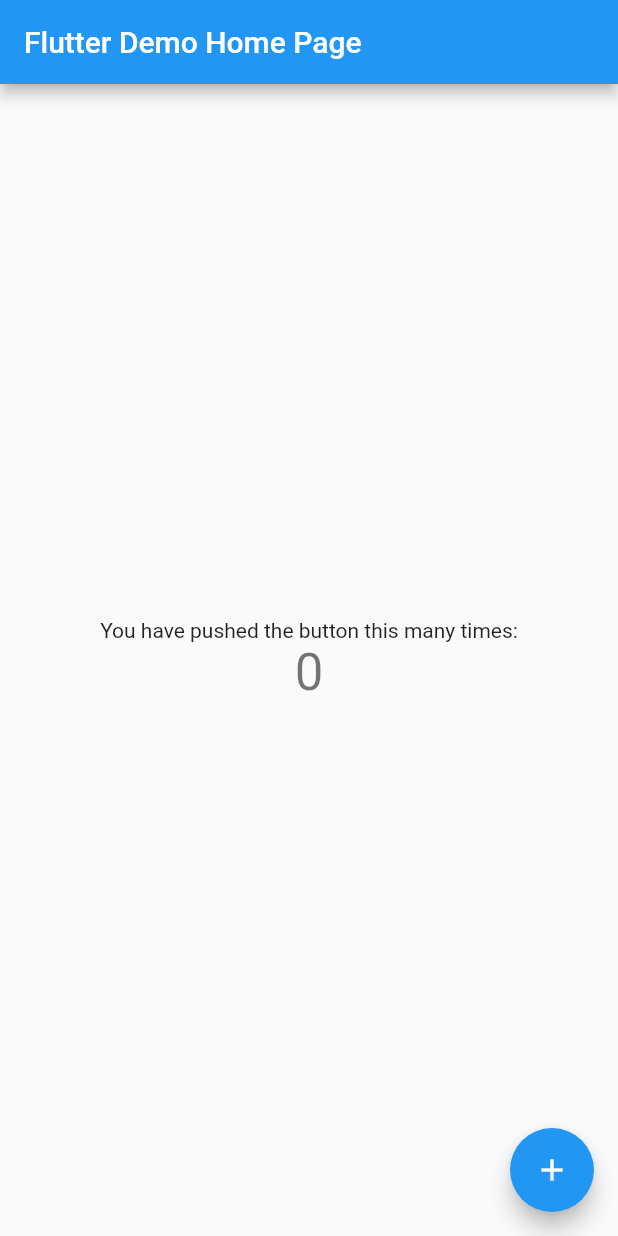
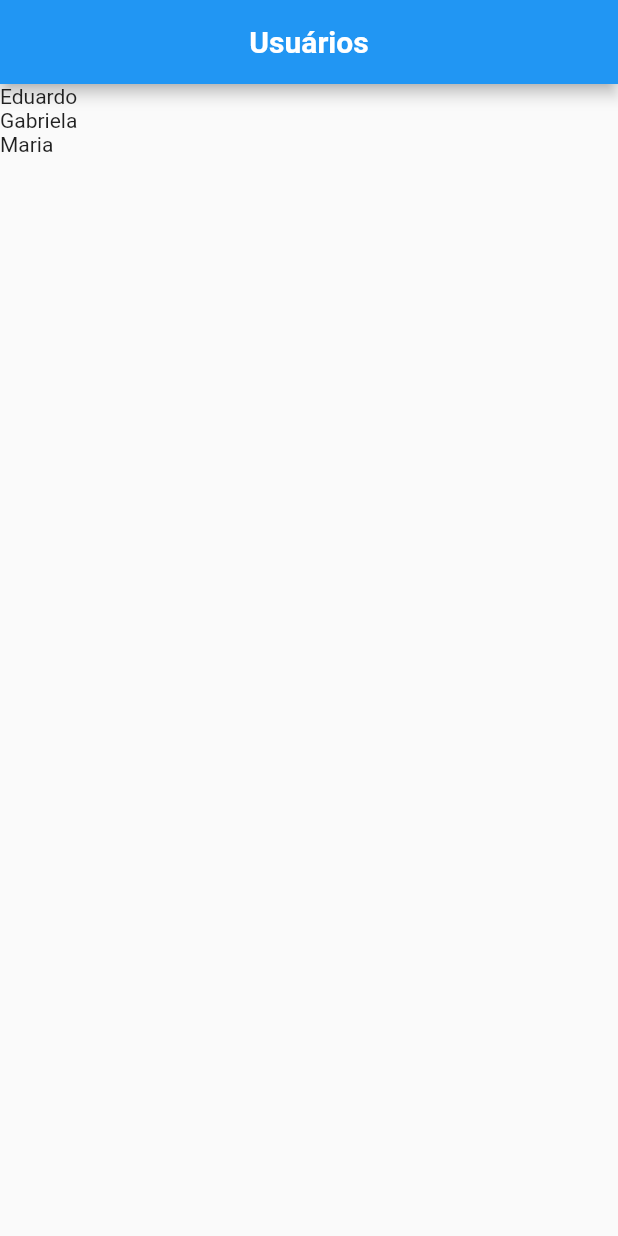
Before and after one commit to Eduardo-ops/crud-app-flutter, a Flutter app: the screen it shows after launch, on a phone screen of 412 x 824 dp. Run offline on Flutter 3.47's test engine with Material 2 defaults, Android fonts, the phone set to English and light mode, and no system bars.

Commit message:
View usuarios adicionado

```diff
--- a/lib/main.dart
+++ b/lib/main.dart
@@ -1,113 +1,9 @@
+import 'package:cadastro_usuario/views/user_list.dart';
 import 'package:flutter/material.dart';
 
 void main() {
-  runApp(MyApp());
+  runApp(MaterialApp(
+    debugShowCheckedModeBanner: false,
+    home: UserList(),
+  ));
 }
-
-class MyApp extends StatelessWidget {
-  // This widget is the root of your application.
-  @override
-  Widget build(BuildContext context) {
-    return MaterialApp(
-      title: 'Flutter Demo',
-      theme: ThemeData(
-        // This is the theme of your application.
-        //
-        // Try running your application with "flutter run". You'll see the
-        // application has a blue toolbar. Then, without quitting the app, try
-        // changing the primarySwatch below to Colors.green and then invoke
-        // "hot reload" (press "r" in the console where you ran "flutter run",
-        // or simply save your changes to "hot reload" in a Flutter IDE).
-        // Notice that the counter didn't reset back to zero; the application
-        // is not restarted.
-        primarySwatch: Colors.blue,
-      ),
-      home: MyHomePage(title: 'Flutter Demo Home Page'),
-    );
-  }
-}
-
-class MyHomePage extends StatefulWidget {
-  MyHomePage({Key key, this.title}) : super(key: key);
-
-  // This widget is the home page of your application. It is stateful, meaning
-  // that it has a State object (defined below) that contains fields that affect
-  // how it looks.
-
-  // This class is the configuration for the state. It holds the values (in this
-  // case the title) provided by the parent (in this case the App widget) and
-  // used by the build method of the State. Fields in a Widget subclass are
-  // always marked "final".
-
-  final String title;
-
-  @override
-  _MyHomePageState createState() => _MyHomePageState();
-}
-
-class _MyHomePageState extends State<MyHomePage> {
-  int _counter = 0;
-
-  void _incrementCounter() {
-    setState(() {
-      // This call to setState tells the Flutter framework that something has
-      // changed in this State, which causes it to rerun the build method below
-      // so that the display can reflect the updated values. If we changed
-      // _counter without calling setState(), then the build method would not be
-      // called again, and so nothing would appear to happen.
-      _counter++;
-    });
-  }
-
-  @override
-  Widget build(BuildContext context) {
-    // This method is rerun every time setState is called, for instance as done
-    // by the _incrementCounter method above.
-    //
-    // The Flutter framework has been optimized to make rerunning build methods
-    // fast, so that you can just rebuild anything that needs updating rather
-    // than having to individually change instances of widgets.
-    return Scaffold(
-      appBar: AppBar(
-        // Here we take the value from the MyHomePage object that was created by
-        // the App.build method, and use it to set our appbar title.
-        title: Text(widget.title),
-      ),
-      body: Center(
-        // Center is a layout widget. It takes a single child and positions it
-        // in the middle of the parent.
-        child: Column(
-          // Column is also a layout widget. It takes a list of children and
-          // arranges them vertically. By default, it sizes itself to fit its
-          // children horizontally, and tries to be as tall as its parent.
-          //
-          // Invoke "debug painting" (press "p" in the console, choose the
-          // "Toggle Debug Paint" action from the Flutter Inspector in Android
-          // Studio, or the "Toggle Debug Paint" command in Visual Studio Code)
-          // to see the wireframe for each widget.
-          //
-          // Column has various properties to control how it sizes itself and
-          // how it positions its children. Here we use mainAxisAlignment to
-          // center the children vertically; the main axis here is the vertical
-          // axis because Columns are vertical (the cross axis would be
-          // horizontal).
-          mainAxisAlignment: MainAxisAlignment.center,
-          children: <Widget>[
-            Text(
-              'You have pushed the button this many times:',
-            ),
-            Text(
-              '$_counter',
-              style: Theme.of(context).textTheme.headline4,
-            ),
-          ],
-        ),
-      ),
-      floatingActionButton: FloatingActionButton(
-        onPressed: _incrementCounter,
-        tooltip: 'Increment',
-        child: Icon(Icons.add),
-      ), // This trailing comma makes auto-formatting nicer for build methods.
-    );
-  }
-}
--- /dev/null
+++ b/lib/views/user_list.dart
@@ -0,0 +1,21 @@
+import 'package:cadastro_usuario/data/dummy_users.dart';
+import 'package:flutter/material.dart';
+
+class UserList extends StatelessWidget {
+  @override
+  Widget build(BuildContext context) {
+    const users = {...DUMMY_USERS};
+
+    return Scaffold(
+        appBar: AppBar(
+          title: Text(
+            'Usuários',
+            style: TextStyle(fontWeight: FontWeight.bold),
+          ),
+          centerTitle: true,
+        ),
+        body: ListView.builder(
+            itemCount: users.length,
+            itemBuilder: (ct, i) => Text(users.values.elementAt(i).name)));
+  }
+}
```
